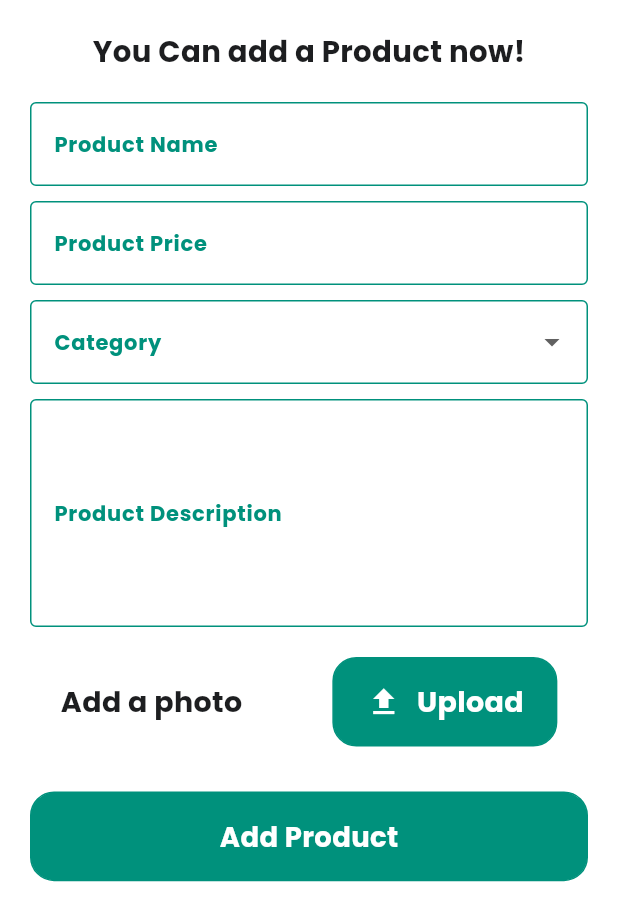
After one commit to graduationproject273/graduatinproject, a Flutter app: the AddProductSellerViewBody screen opened directly, on a phone screen of 412 x 824 dp. The commit adds this screen. Shown: the top 921 px of the screen. Run offline on Flutter 3.47's test engine with Material 3 defaults, Android fonts, the phone set to English and light mode, and no system bars; our stand-ins replace bloc, dartz, device_preview, dio, dots_indicator, equatable and 8 more; missing offline and left inert: data_connection_checker_tv; accounts and stored records are empty.

Commit message:
add products and addviewproducts

```diff
--- a/lib/core/routeing/app_routing.dart
+++ b/lib/core/routeing/app_routing.dart
@@ -23,6 +23,8 @@ import 'package:gradution/featrues/profile/presentation/views/profile_view.dart'
 import 'package:gradution/featrues/refall/presentation/views/refall_view.dart';
 import 'package:gradution/featrues/reviews/presentation/view/reviews_view.dart';
 import 'package:gradution/featrues/reviews/presentation/view/add_reviews_view.dart';
+import 'package:gradution/featrues/sellerDashboard/presentation/pages/add_product_seller_view.dart';
+import 'package:gradution/featrues/sellerDashboard/presentation/pages/products_seller_view.dart';
 import 'package:gradution/featrues/sellerDashboard/presentation/pages/seller_dashboard_view.dart';
 import 'package:gradution/featrues/services/presentation/pages/services_view.dart';
 import 'package:gradution/featrues/services/presentation/widgets/appointment_widget.dart';
@@ -124,6 +126,11 @@ final GoRouter router = GoRouter(
     GoRoute(path: Routes.apponimentwidget,
     builder: (context, state) => const AppointmentDialog(),
     ),
+    GoRoute(path: Routes.sellerProducts,
+    builder: (context, state) => const ProductsSellerView(),),
+
+    GoRoute(path: Routes.addsellerProducts,
+    builder: (context, state) => const AddProductSellerView(),)
     // أضف هنا أي Routes إضافية
   ],
   errorBuilder: (context, state) => const Scaffold(
--- a/lib/core/routeing/routes.dart
+++ b/lib/core/routeing/routes.dart
@@ -24,4 +24,6 @@ class Routes {
   static const String service = '/service';
   static const String apponimentwidget = '/apponimentwidget';
    static const String dashboardseller = '/apponimentwidget';
+  static const String sellerProducts = '/seller-products';
+  static const String addsellerProducts = '/add-seller-products';
 }
--- a/lib/core/widgets/custom_button.dart
+++ b/lib/core/widgets/custom_button.dart
@@ -3,13 +3,14 @@ import 'package:flutter_screenutil/flutter_screenutil.dart';
 import 'package:gradution/core/styles/colors.dart';
 
 class CustomButton extends StatelessWidget {
-  final String text;
+  final String? text;
   final Color? bordercolor;
   final Color? textcolor;
   final Color? buttonbodycolor;
   final void Function()? onTap;
+  final Widget? child;
   final FontWeight? fontWeight;
-  const CustomButton({super.key, required this.text, this.onTap, this.bordercolor, this.textcolor, this.buttonbodycolor, this.fontWeight,});
+  const CustomButton({super.key,  this.text, this.onTap, this.bordercolor, this.textcolor, this.buttonbodycolor, this.fontWeight, this.child,});
 
   @override
   Widget build(BuildContext context) {
@@ -23,9 +24,9 @@ class CustomButton extends StatelessWidget {
           color: buttonbodycolor ?? maincolor,
           borderRadius: BorderRadius.circular(16),
         ),
-        child: Center(
+        child:child?? Center(
           child: Text(
-            text,
+            text??'',
             style: TextStyle(
               color: textcolor ?? Colors.white,
               fontSize: 16.sp,
--- /dev/null
+++ b/lib/featrues/sellerDashboard/presentation/widgets/add_product_form.dart
@@ -0,0 +1,74 @@
+import 'package:flutter/material.dart';
+import 'package:gradution/core/styles/colors.dart';
+import 'package:gradution/core/styles/textstyles.dart';
+import 'package:gradution/core/widgets/custom_button.dart';
+import 'package:gradution/featrues/sellerDashboard/presentation/widgets/upload_photo_row.dart';
+
+class AddProductForm extends StatefulWidget {
+  const AddProductForm({super.key});
+
+  @override
+  State<AddProductForm> createState() => _AddProductFormState();
+}
+
+class _AddProductFormState extends State<AddProductForm> {
+  final List<String> categories = [
+    'Electronics', 'Clothes', 'Books', 'Home Appliances', 'Toys', 'Other',
+  ];
+  String? selectedCategory;
+
+  @override
+  Widget build(BuildContext context) {
+    return Form(
+      child: Column(
+        crossAxisAlignment: CrossAxisAlignment.start,
+        children: [
+          _buildTextField(label: 'Product Name'),
+          const SizedBox(height: 10),
+          _buildTextField(label: 'Product Price'),
+          const SizedBox(height: 10),
+          DropdownButtonFormField<String>(
+            value: selectedCategory,
+            decoration: _inputDecoration('Category'),
+            items: categories
+                .map((category) => DropdownMenuItem(
+                      value: category,
+                      child: Text(category),
+                    ))
+                .toList(),
+            onChanged: (value) {
+              setState(() {
+                selectedCategory = value;
+              });
+            },
+          ),
+          const SizedBox(height: 10),
+          _buildTextField(label: 'Product Description', maxLines: 5),
+          const SizedBox(height: 20),
+          const UploadPhotoRow(),
+          const SizedBox(height: 30),
+          CustomButton(text: 'Add Product'),
+        ],
+      ),
+    );
+  }
+
+  TextFormField _buildTextField({required String label, int maxLines = 1}) {
+    return TextFormField(
+      maxLines: maxLines,
+      decoration: _inputDecoration(label),
+    );
+  }
+
+  InputDecoration _inputDecoration(String label) {
+    return InputDecoration(
+      label: Text(label),
+      labelStyle: Textstyles.namereview.copyWith(fontSize: 14, color: maincolor),
+      border: const OutlineInputBorder(),
+      enabledBorder: OutlineInputBorder(borderSide: BorderSide(color: maincolor)),
+      focusedBorder: OutlineInputBorder(borderSide: BorderSide(color: maincolor, width: 2)),
+      fillColor: Colors.white,
+      filled: true,
+    );
+  }
+}
--- /dev/null
+++ b/lib/featrues/sellerDashboard/presentation/widgets/add_product_seller_view_body.dart
@@ -0,0 +1,28 @@
+import 'package:flutter/material.dart';
+import 'package:gradution/core/styles/textstyles.dart';
+import 'add_product_form.dart';
+
+class AddProductSellerViewBody extends StatelessWidget {
+  const AddProductSellerViewBody({super.key});
+
+  @override
+  Widget build(BuildContext context) {
+    return Scaffold(
+      backgroundColor: Colors.white,
+      body: SafeArea(
+        child: Padding(
+          padding: const EdgeInsets.symmetric(horizontal: 20, vertical: 20),
+          child: SingleChildScrollView(
+            child: Column(
+              children: [
+                Text('You Can add a Product now!', style: Textstyles.namereview),
+                const SizedBox(height: 20),
+                const AddProductForm(),
+              ],
+            ),
+          ),
+        ),
+      ),
+    );
+  }
+}
--- a/lib/featrues/sellerDashboard/presentation/widgets/seller_dashboard_drawer.dart
+++ b/lib/featrues/sellerDashboard/presentation/widgets/seller_dashboard_drawer.dart
@@ -37,10 +37,10 @@ void navigateToPage(BuildContext context, int index) {
         GoRouter.of(context).go(Routes.dashboardseller);
         break;
       case 1:
-       GoRouter.of(context).push(Routes.categories);
+       GoRouter.of(context).push(Routes.sellerProducts);
         break;
       case 2:
-        GoRouter.of(context).push(Routes.cart);
+        GoRouter.of(context).push(Routes.addsellerProducts);
         break;
       case 3:
          GoRouter.of(context).push(Routes.reviews);
--- /dev/null
+++ b/lib/featrues/sellerDashboard/presentation/widgets/upload_photo_row.dart
@@ -0,0 +1,31 @@
+import 'package:flutter/material.dart';
+import 'package:gradution/core/styles/textstyles.dart';
+import 'package:gradution/core/widgets/custom_button.dart';
+
+class UploadPhotoRow extends StatelessWidget {
+  const UploadPhotoRow({super.key});
+
+  @override
+  Widget build(BuildContext context) {
+    return Row(
+      mainAxisAlignment: MainAxisAlignment.center,
+      children: [
+        Text('Add a photo', style: Textstyles.namereview.copyWith(fontSize: 19)),
+        const SizedBox(width: 60),
+        SizedBox(
+          width: 150,
+          child: CustomButton(
+            child: Row(
+              mainAxisAlignment: MainAxisAlignment.center,
+              children: [
+                const Icon(Icons.upload, color: Colors.white),
+                const SizedBox(width: 10),
+                Text('Upload', style: Textstyles.namereview.copyWith(fontSize: 19, color: Colors.white)),
+              ],
+            ),
+          ),
+        ),
+      ],
+    );
+  }
+}
```
Also changed, not shown: lib/featrues/sellerDashboard/presentation/pages/add_product_seller_view.dart (added, +11 -0 lines), lib/featrues/sellerDashboard/presentation/pages/products_seller_view.dart (added, +11 -0 lines), lib/featrues/sellerDashboard/presentation/widgets/products_seller_view_body.dart (added, +49 -0 lines).
